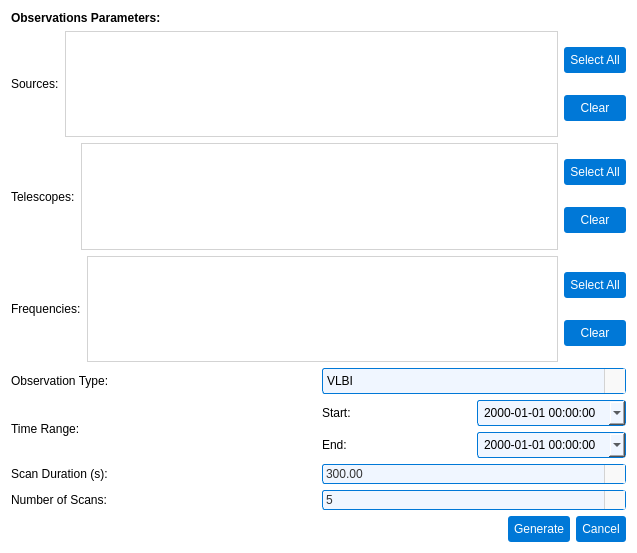
This is pastrocore/gui_pyside/dialog_generate_observations.ui in Torward1024/pAstroCORE as Qt 5 draws it before an edit. The edited form follows.
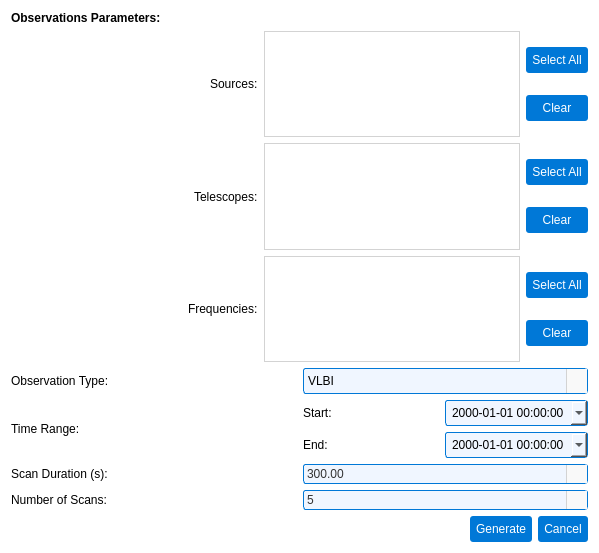
This is the edited form. Icons and pictures are not drawn.

The edit to the form file:
```diff
--- a/pastrocore/gui_pyside/dialog_generate_observations.ui
+++ b/pastrocore/gui_pyside/dialog_generate_observations.ui
@@ -9,7 +9,7 @@
    <rect>
     <x>0</x>
     <y>0</y>
-    <width>637</width>
+    <width>599</width>
     <height>553</height>
    </rect>
   </property>
@@ -43,13 +43,22 @@
    <item>
     <layout class="QGridLayout" name="gridLayout">
      <item row="0" column="0">
-      <widget class="QLabel" name="labelSources">
-       <property name="text">
-        <string>Sources:</string>
+      <spacer name="horizontalSpacer_2">
+       <property name="orientation">
+        <enum>Qt::Orientation::Horizontal</enum>
        </property>
-      </widget>
+       <property name="sizeType">
+        <enum>QSizePolicy::Policy::Expanding</enum>
+       </property>
+       <property name="sizeHint" stdset="0">
+        <size>
+         <width>40</width>
+         <height>20</height>
+        </size>
+       </property>
+      </spacer>
      </item>
-     <item row="0" column="2">
+     <item row="0" column="6">
       <layout class="QVBoxLayout" name="sourceButtonLayout">
        <item>
         <widget class="QPushButton" name="sourceSelectAllButton">
@@ -101,7 +110,7 @@
        </item>
       </layout>
      </item>
-     <item row="0" column="1">
+     <item row="0" column="3" colspan="2">
       <widget class="QListWidget" name="sourceList">
        <property name="styleSheet">
         <string notr="true">border: 1px solid #d3d3d3; background-color: #ffffff;</string>
@@ -111,10 +120,30 @@
        </property>
       </widget>
      </item>
+     <item row="0" column="1">
+      <widget class="QLabel" name="labelSources">
+       <property name="text">
+        <string>Sources:</string>
+       </property>
+      </widget>
+     </item>
     </layout>
    </item>
    <item>
     <layout class="QHBoxLayout" name="telescopeLayout">
+     <item>
+      <spacer name="horizontalSpacer_3">
+       <property name="orientation">
+        <enum>Qt::Orientation::Horizontal</enum>
+       </property>
+       <property name="sizeHint" stdset="0">
+        <size>
+         <width>40</width>
+         <height>20</height>
+        </size>
+       </property>
+      </spacer>
+     </item>
      <item>
       <widget class="QLabel" name="labelTelescopes">
        <property name="text">
@@ -188,6 +217,19 @@
    </item>
    <item>
     <layout class="QHBoxLayout" name="frequencyLayout">
+     <item>
+      <spacer name="horizontalSpacer_4">
+       <property name="orientation">
+        <enum>Qt::Orientation::Horizontal</enum>
+       </property>
+       <property name="sizeHint" stdset="0">
+        <size>
+         <width>40</width>
+         <height>20</height>
+        </size>
+       </property>
+      </spacer>
+     </item>
      <item>
       <widget class="QLabel" name="labelFrequencies">
        <property name="text">
```
Left out of the diff: 6 changed lines with no effect on the pictures.
